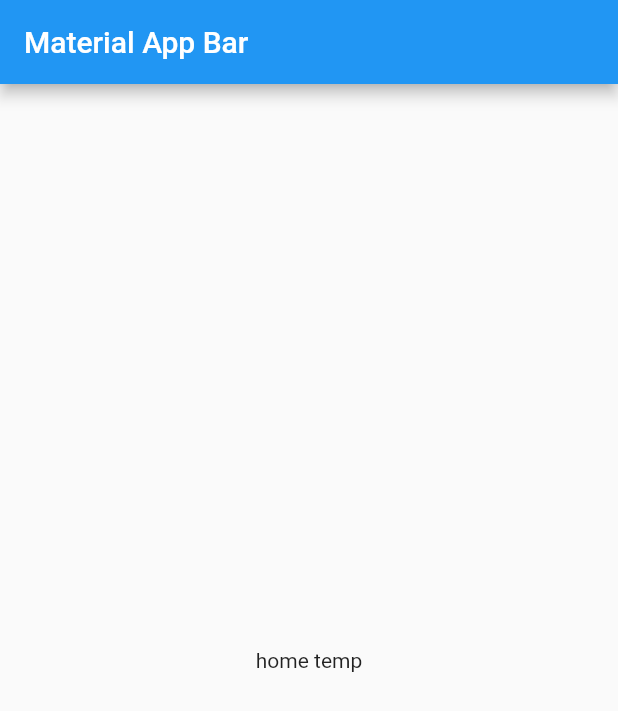
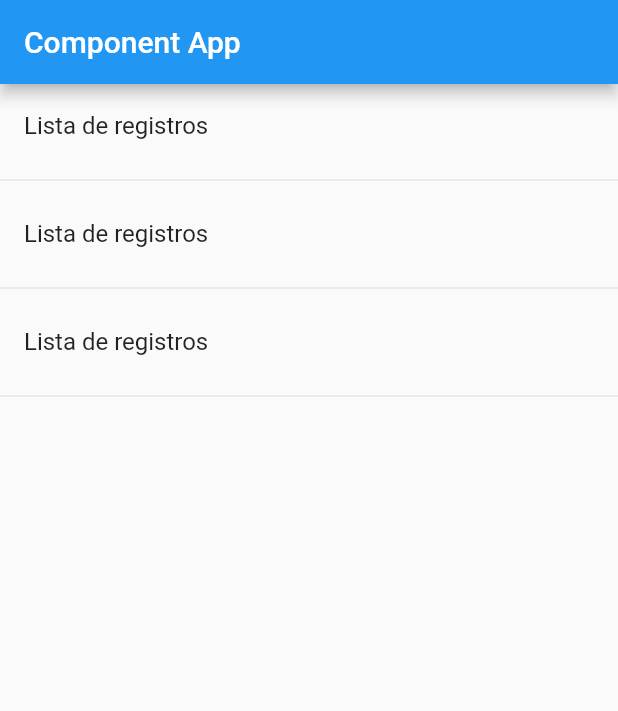
Before and after one commit to evergara/flutter_componentes_app, a Flutter app: the screen it shows after launch, on a phone screen of 412 x 824 dp. Shown: the top 711 px of the screen. Run offline on Flutter 3.47's test engine with Material 2 defaults, Android fonts, the phone set to English and light mode, and no system bars.

Commit message:
Organizamos nustra page y creamos un ListView

```diff
--- a/lib/main.dart
+++ b/lib/main.dart
@@ -8,13 +8,7 @@ class MyApp extends StatelessWidget {
   Widget build(BuildContext context) {
     return MaterialApp(
       debugShowCheckedModeBanner: false,
-      title: 'Material App',
-      home: Scaffold(
-        appBar: AppBar(
-          title: Text('Material App Bar'),
-        ),
-        body: HomePageTemp()
-      ),
+      home: HomePageTemp()
     );
   }
 }
--- a/lib/src/page/homepage_temp.dart
+++ b/lib/src/page/homepage_temp.dart
@@ -1,12 +1,29 @@
 import 'package:flutter/material.dart';
 
 class HomePageTemp extends StatelessWidget {
-  const HomePageTemp({Key? key}) : super(key: key);
 
   @override
   Widget build(BuildContext context) {
-    return Center(
-      child: Text('home temp'),
+    return Scaffold(
+        appBar: AppBar(
+          title: Text('Component App'),
+        ),
+        body: ListView(
+          children: <Widget>[
+            ListTile(
+              title: Text('Lista de registros'),
+            ),
+            Divider(),
+            ListTile(
+              title: Text('Lista de registros'),
+            ),
+            Divider(),
+            ListTile(
+              title: Text('Lista de registros'),
+            ),
+            Divider()
+          ],
+        )
     );
   }
 }
```
